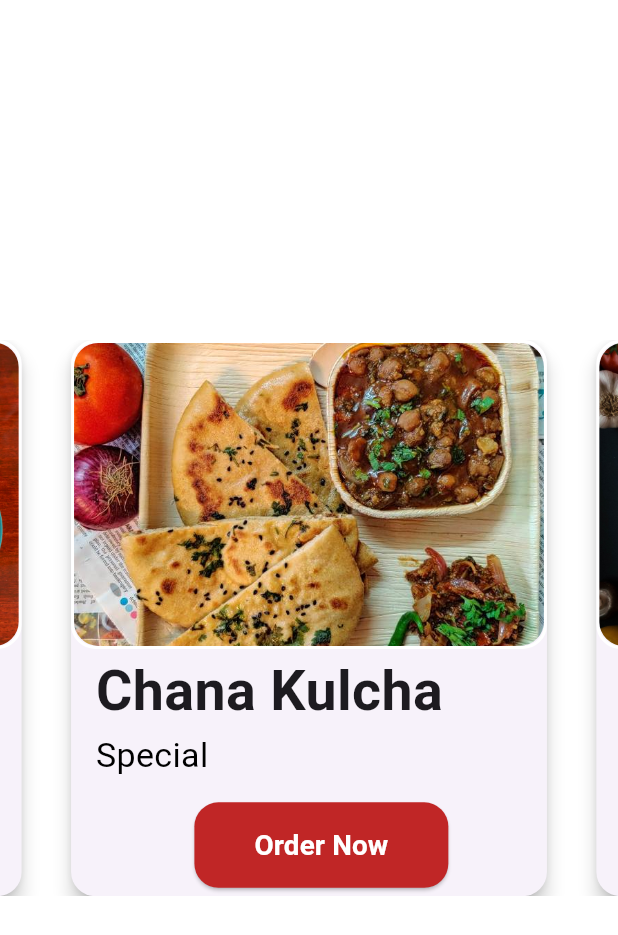
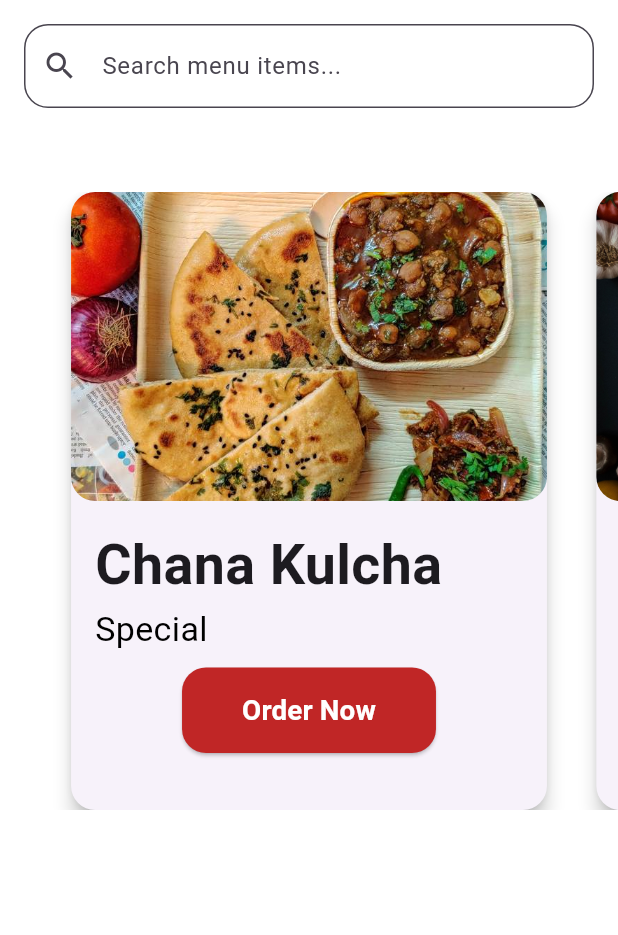
Before and after one commit to Antrimo/CafeSmart, a Flutter app: the Menucarousel screen opened directly, on a phone screen of 412 x 824 dp. Shown: the top 935 px of the screen. Run offline on Flutter 3.47's test engine with Material 3 defaults, Android fonts, the light colour scheme and no system bars; our stand-ins replace go_router, google_nav_bar, hidden_drawer_menu, lottie, smooth_page_indicator.

Commit message:
added search functionality for menus

```diff
--- a/lib/screens/home_screen.dart
+++ b/lib/screens/home_screen.dart
@@ -10,7 +10,7 @@ class HomeScreen extends StatelessWidget {
   Widget build(BuildContext context) {
     return Scaffold(
       body: Stack(
-        children: [Background(), menuText(), Menucarousel()],
+        children: [Background(), Menucarousel()],
       ),
     );
   }
--- a/lib/screens/menu_screen.dart
+++ b/lib/screens/menu_screen.dart
@@ -9,9 +9,8 @@ class Menucarousel extends StatefulWidget {
 
 class _MenucarouselState extends State<Menucarousel> {
   late PageController _pageController;
-
-  // Menu data with title, subtitle, and image
-  final List<Map<String, String>> menus = [
+  TextEditingController _searchController = TextEditingController();
+  List<Map<String, String>> menus = [
     {
       "title": "Chana Kulcha",
       "subtitle": "Special",
@@ -44,21 +43,30 @@ class _MenucarouselState extends State<Menucarousel> {
     },
   ];
 
-  late final List<Map<String, String>> _loopedMenus = [
-    menus.last, // Add last item at the beginning
-    ...menus,
-    menus.first, // Add first item at the end
-  ];
+  List<Map<String, String>> filteredMenus = [];
 
   @override
   void initState() {
     super.initState();
+    _pageController = PageController(viewportFraction: 0.85);
+    filteredMenus = menus; // Initially, show all items
 
-    // Initialize the PageController with viewportFraction to show adjacent cards
-    _pageController = PageController(
-      initialPage: 1,
-      viewportFraction: 0.85, // Show parts of the next and previous cards
-    );
+    _searchController.addListener(() {
+      filterSearchResults(_searchController.text);
+    });
+  }
+
+  void filterSearchResults(String query) {
+    setState(() {
+      if (query.isEmpty) {
+        filteredMenus = menus;
+      } else {
+        filteredMenus = menus
+            .where((menu) =>
+                menu["title"]!.toLowerCase().contains(query.toLowerCase()))
+            .toList();
+      }
+    });
   }
 
   @override
@@ -67,67 +75,69 @@ class _MenucarouselState extends State<Menucarousel> {
     final screenHeight = MediaQuery.of(context).size.height;
 
     return Scaffold(
+      resizeToAvoidBottomInset: true,
       backgroundColor: Colors.transparent,
-      body: Center(
-        child: SizedBox(
-          height: screenHeight * 0.45, // Maintain existing height
-          width: screenWidth, // Maintain existing width
-          child: PageView.builder(
+      body: SingleChildScrollView(
+        child: Column(
+          children: [
+            Padding(
+              padding: EdgeInsets.all(16.0),
+              child: TextField(
+                controller: _searchController,
+                decoration: InputDecoration(
+                  hintText: "Search menu items...",
+                  prefixIcon: Icon(Icons.search),
+                  border: OutlineInputBorder(
+                      borderRadius: BorderRadius.circular(16)),
+                  filled: true,
+                  fillColor: Colors.white,
+                ),
+              ),
+            ),
+            SizedBox(height: 40),
+            SizedBox(
+              height: screenHeight * 0.5,
+              child: filteredMenus.isEmpty
+                  ? Center(
+                      child: Text(
+                        "No items found",
+                        style: TextStyle(
+                          fontSize: 20,
+                          fontWeight: FontWeight.bold,
+                          color: Colors.white,
+                        ),
+                      ),
+                    )
+                  : PageView.builder(
                       controller: _pageController,
-            onPageChanged: (index) {
-              // Handle looping when reaching padded items
-              if (index == 0) {
-                _pageController.jumpToPage(_loopedMenus.length - 2);
-              } else if (index == _loopedMenus.length - 1) {
-                _pageController.jumpToPage(1);
-              }
-            },
-            itemCount: _loopedMenus.length,
+                      itemCount: filteredMenus.length,
                       itemBuilder: (context, index) {
-              // Use the looped menu data
-              final menu = _loopedMenus[index];
+                        final menu = filteredMenus[index];
                         return Card(
-                elevation: 5, // Set the card's shadow elevation
+                          elevation: 5,
                           shape: RoundedRectangleBorder(
-                  borderRadius: BorderRadius.circular(16), // Rounded corners
+                            borderRadius: BorderRadius.circular(16),
                           ),
                           margin: EdgeInsets.symmetric(
-                    horizontal:
-                    screenWidth * 0.04), // Adjust space between cards
-                child: SingleChildScrollView(
+                              horizontal: screenWidth * 0.04),
                           child: Column(
                             crossAxisAlignment: CrossAxisAlignment.start,
                             children: [
-                      // Image widget to display the image for each menu item (Top half of the card)
                               Container(
-                        decoration: BoxDecoration(
-                          borderRadius: BorderRadius.circular(
-                              16), // Rounded corners for the container
-                          border: Border.all(
-                            color: Colors.white, // Border color
-                            width: 2, // Border width
-                          ),
-                        ),
-                        height: screenHeight *
-                            0.25, // Set image height to half of the card height
-                        width: screenWidth * 0.8, // Maintain image width
+                                height: screenHeight * 0.25,
+                                width: screenWidth * 0.8,
                                 child: ClipRRect(
-                          borderRadius: BorderRadius.circular(
-                              16), // Ensure image respects the container's border radius
+                                  borderRadius: BorderRadius.circular(16),
                                   child: Image.asset(
                                     menu["image"]!,
-                            fit: BoxFit.cover, // Adjust how the image is fitted
+                                    fit: BoxFit.cover,
                                   ),
                                 ),
                               ),
-
-                      SizedBox(height: screenWidth * 0.004),
-                      // Text section (Bottom half of the card)
                               Padding(
-                        padding: EdgeInsets.only(left: screenWidth * 0.04),
+                                padding: EdgeInsets.all(16.0),
                                 child: Column(
                                   crossAxisAlignment: CrossAxisAlignment.start,
-                          mainAxisAlignment: MainAxisAlignment.start,
                                   children: [
                                     Text(
                                       menu["title"]!,
@@ -141,37 +151,30 @@ class _MenucarouselState extends State<Menucarousel> {
                                       style: TextStyle(
                                         fontSize: screenWidth * 0.055,
                                         color: Colors.black,
-                                  fontWeight: FontWeight.w400),
                                       ),
-                            SizedBox(
-                                height: screenWidth *
-                                    0.038), // Add some space between the text and button
+                                    ),
+                                    SizedBox(height: 10),
                                     Center(
                                       child: ElevatedButton(
                                         onPressed: () {
-                                  // Action for the "Order Now" button
                                           print(
                                               "Order Now clicked for ${menu["title"]}");
                                         },
                                         style: ElevatedButton.styleFrom(
-                                  backgroundColor: Color(
-                                      0xFFC02626), // Set the background color to #C02626
+                                          backgroundColor: Color(0xFFC02626),
                                           shape: RoundedRectangleBorder(
-                                    borderRadius: BorderRadius.circular(
-                                        16), // Rounded corners
+                                            borderRadius:
+                                                BorderRadius.circular(16),
                                           ),
                                           padding: EdgeInsets.symmetric(
-                                      horizontal: 40,
-                                      vertical: 15), // Button padding
+                                              horizontal: 40, vertical: 15),
                                         ),
                                         child: Text(
                                           "Order Now",
                                           style: TextStyle(
-                                    fontSize:
-                                    screenWidth * 0.045, // Button text size
-                                    fontWeight:
-                                    FontWeight.bold, // Button text weight
-                                    color: Colors.white, // Button text color
+                                            fontSize: screenWidth * 0.045,
+                                            fontWeight: FontWeight.bold,
+                                            color: Colors.white,
                                           ),
                                         ),
                                       ),
@@ -181,10 +184,11 @@ class _MenucarouselState extends State<Menucarousel> {
                               ),
                             ],
                           ),
-                ),
                         );
                       },
                     ),
+            ),
+          ],
         ),
       ),
     );
@@ -193,15 +197,7 @@ class _MenucarouselState extends State<Menucarousel> {
   @override
   void dispose() {
     _pageController.dispose();
+    _searchController.dispose();
     super.dispose();
   }
 }
-
-class MenuCard extends StatelessWidget {
-  const MenuCard({super.key});
-
-  @override
-  Widget build(BuildContext context) {
-    return const Placeholder();
-  }
-}
```
Lines whose indentation alone changed are shown as unchanged.
